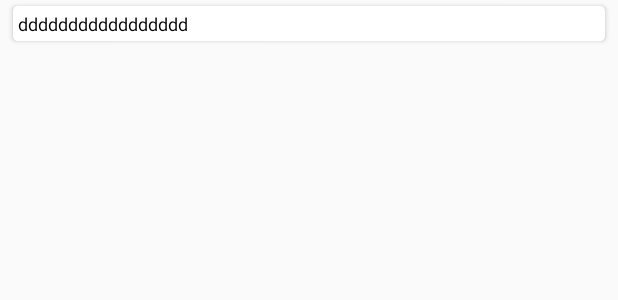
After one commit to K1A2/UnitorM2Reboot, an Android app: the layout item_list_file.xml on its own in the app's theme, with its tools: preview values and no code run, on a phone screen of 412 x 824 dp. The commit adds this screen. Shown: the top 300 px of the screen. Run offline under Robolectric (Android 15) with nearby library versions, the phone set to English and light mode, and no system bars.

Commit message:
keysound에서 sound리스트 나오게 구현, keysound불러오는 타이밍 조정

```diff
--- a/app/src/main/java/com/uni/unitor/unitorm2/fragment/ListenerKey.java
+++ b/app/src/main/java/com/uni/unitor/unitorm2/fragment/ListenerKey.java
@@ -6,4 +6,5 @@ public interface ListenerKey {
     String KEY_SOUND_CHAIN = "CHAIN";
     String KEY_SOUND_FILE = "FILES";
     String KEY_SOUND_CHAIN_T = "CHAIN2";
+    String KEY_SOUND_WAVFILE = "WAVFILE";
 }
--- a/app/src/main/java/com/uni/unitor/unitorm2/layout/LayoutKey.java
+++ b/app/src/main/java/com/uni/unitor/unitorm2/layout/LayoutKey.java
@@ -4,4 +4,7 @@ public interface LayoutKey {
     String TABHOST_KEYSOUND_INIT = "KEYINIT";
     String TABHOST_TAB_SELECTED = "SELTAB";
     String TABHOST_KEYSOUND_LIST = "LISKEY";
+
+    String PLAYBTN_LAYOUT_SOUND = "LASA";
+    String PLAYBTN_LAYOUT_LED = "LALE";
 }
--- /dev/null
+++ b/app/src/main/res/layout/item_list_file.xml
@@ -0,0 +1,23 @@
+<?xml version="1.0" encoding="utf-8"?>
+<android.support.v7.widget.CardView xmlns:android="http://schemas.android.com/apk/res/android"
+    xmlns:app="http://schemas.android.com/apk/res-auto"
+    android:layout_width="match_parent" android:layout_height="wrap_content"
+    android:layout_marginRight="5dp" android:layout_marginLeft="5dp"
+    app:cardCornerRadius="3dp" app:cardUseCompatPadding="true" app:contentPadding="3dp">
+
+    <TextView
+        android:layout_width="match_parent"
+        android:layout_height="wrap_content"
+        android:text="ddddddddddddddddd"
+        android:id="@+id/list_file_title"
+        android:textSize="12dp"
+        android:textColor="@color/title"/>
+
+    <TextView
+        android:layout_width="match_parent"
+        android:layout_height="wrap_content"
+        android:text="ddddddddddddddddd"
+        android:visibility="gone"
+        android:id="@+id/list_file_path"/>
+
+</android.support.v7.widget.CardView>
--- /dev/null
+++ b/app/src/main/res/menu/menu_sound.xml
@@ -0,0 +1,4 @@
+<?xml version="1.0" encoding="utf-8"?>
+<menu xmlns:android="http://schemas.android.com/apk/res/android">
+    <item android:title=""
+</menu>
```
Also changed, not shown: app/src/main/java/com/uni/unitor/unitorm2/fragment/KeySoundFragment.kt (+84 -20 lines), app/src/main/java/com/uni/unitor/unitorm2/layout/TabHostActivity.kt (+39 -29 lines), app/src/main/java/com/uni/unitor/unitorm2/view/buttons/PlayButton.kt (+26 -4 lines), app/src/main/java/com/uni/unitor/unitorm2/view/recycler/FileListAdapter.kt (added, +70 -0 lines), app/src/main/java/com/uni/unitor/unitorm2/view/recycler/FileListItem.kt (added, +7 -0 lines).
